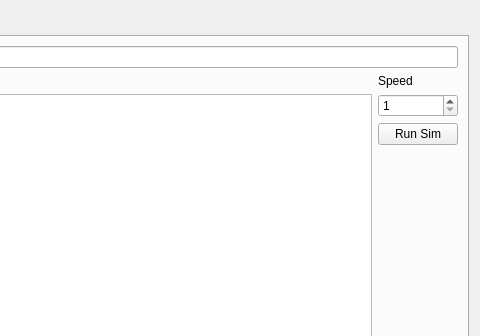
The window that GSE/monitorWindow.ui (Bruin-Spacecraft-Group/Rapid-Blue-Dawn-Ground-Testing) describes before a commit, drawn with Qt 5; both pictures show x 569 to 1049 and y 0 to 336 of the 1049 by 731 pixel window.
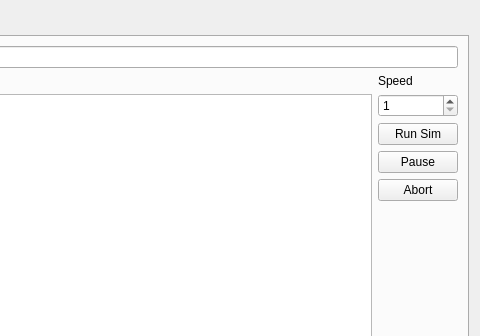
The same window after the commit. The open tabs and pages were chosen to show the change. Icons and pictures are not drawn.

```diff
--- a/GSE/monitorWindow.ui
+++ b/GSE/monitorWindow.ui
@@ -585,6 +585,20 @@
              </property>
             </widget>
            </item>
+           <item>
+            <widget class="QPushButton" name="pause_sim">
+             <property name="text">
+              <string>Pause</string>
+             </property>
+            </widget>
+           </item>
+           <item>
+            <widget class="QPushButton" name="abort_sim">
+             <property name="text">
+              <string>Abort</string>
+             </property>
+            </widget>
+           </item>
            <item>
             <spacer name="verticalSpacer">
              <property name="orientation">
```
Left out of the diff: 4 changed lines with no effect on the pictures.
